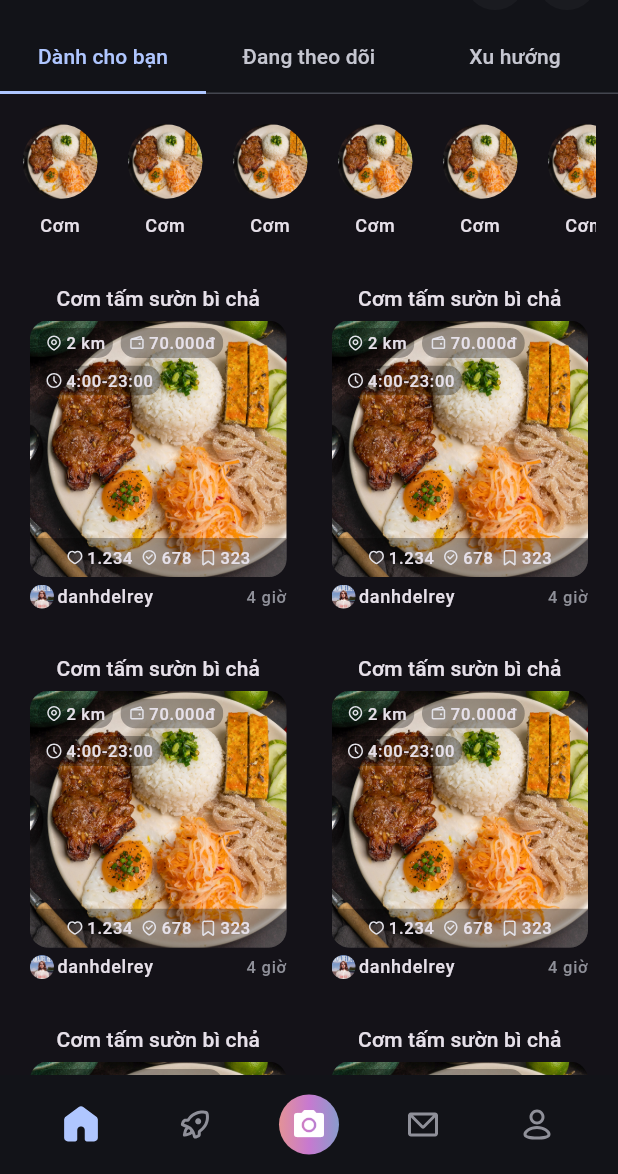
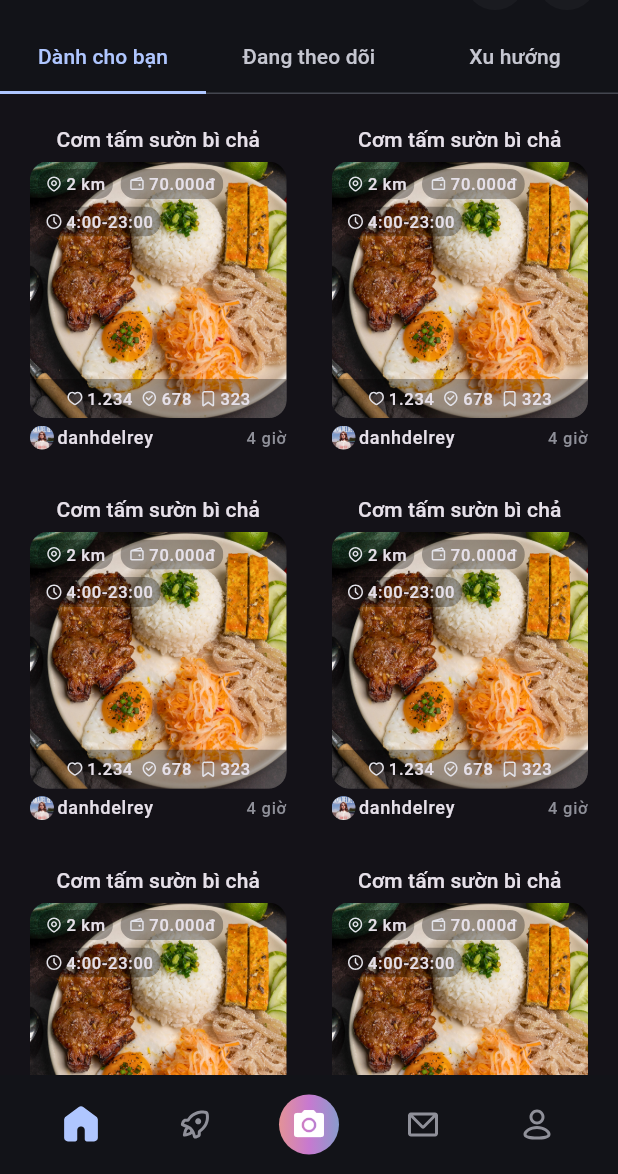
Before and after one commit to danhdelrey/dishlocal, a Flutter app: the screen it shows after launch, on a phone screen of 412 x 824 dp, the part 62-1236 px from its top. Run offline on Flutter 3.47's test engine with Material 3 defaults, Android fonts, the phone set to English and light mode, and no system bars; drawn by our look-alikes of badges; our stand-ins replace bloc, camera, dartz, dio, equatable, flutter_bloc and 10 more; missing offline and left inert: geolocator_platform_interface; Roboto replaces fonts that are missing (SFProDisplay).

Commit message:
Update home_page.dart

```diff
--- a/lib/ui/features/home/view/home_page.dart
+++ b/lib/ui/features/home/view/home_page.dart
@@ -48,8 +48,7 @@ class HomePage extends StatelessWidget {
                       color: Theme.of(context).colorScheme.onSurface,
                     ),
                     style: IconButton.styleFrom(
-                      backgroundColor:
-                          Theme.of(context).colorScheme.surfaceContainerLow,
+                      backgroundColor: Theme.of(context).colorScheme.surfaceContainerLow,
                     ),
                   ),
                   IconButton.filledTonal(
@@ -61,8 +60,7 @@ class HomePage extends StatelessWidget {
                       ),
                     ),
                     style: IconButton.styleFrom(
-                      backgroundColor:
-                          Theme.of(context).colorScheme.surfaceContainerLow,
+                      backgroundColor: Theme.of(context).colorScheme.surfaceContainerLow,
                     ),
                   ),
                   const SizedBox(
@@ -91,54 +89,7 @@ class HomePage extends StatelessWidget {
           },
           body: const TabBarView(
             children: [
-              GridViewPosts(
-                header: SliverToBoxAdapter(
-                  child: Padding(
-                    padding: EdgeInsets.only(
-                        bottom: 10, left: 15, right: 15, top: 20),
-                    child: SingleChildScrollView(
-                      scrollDirection: Axis.horizontal,
-                      child: Row(
-                        children: [
-                          FilterItem(),
-                          SizedBox(
-                            width: 20,
-                          ),
-                          FilterItem(),
-                          SizedBox(
-                            width: 20,
-                          ),
-                          FilterItem(),
-                          SizedBox(
-                            width: 20,
-                          ),
-                          FilterItem(),
-                          SizedBox(
-                            width: 20,
-                          ),
-                          FilterItem(),
-                          SizedBox(
-                            width: 20,
-                          ),
-                          FilterItem(),
-                          SizedBox(
-                            width: 20,
-                          ),
-                          FilterItem(),
-                          SizedBox(
-                            width: 20,
-                          ),
-                          FilterItem(),
-                          SizedBox(
-                            width: 20,
-                          ),
-                          FilterItem(),
-                        ],
-                      ),
-                    ),
-                  ),
-                ),
-              ),
+              GridViewPosts(),
               GridViewPosts(),
               GridViewPosts(),
             ],
```
